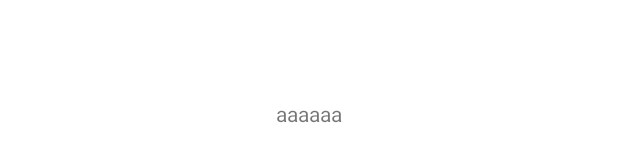
After one commit to ahmetbozkan/BGNMobi-Pokemon-Case, an Android app: the layout fragment_pokemon_list.xml on its own in the app's theme, with its tools: preview values and no code run, on a phone screen of 412 x 824 dp. The commit adds this screen. Shown: the part 504-666 px from the top of the screen. Run offline under Robolectric (Android 15) with nearby library versions, the phone set to English and light mode, and no system bars.

Commit message:
pokemon-list/created pokemon list page & set navigation structure

```diff
--- /dev/null
+++ b/app/src/main/res/layout/fragment_pokemon_list.xml
@@ -0,0 +1,20 @@
+<?xml version="1.0" encoding="utf-8"?>
+<layout xmlns:android="http://schemas.android.com/apk/res/android">
+
+    <data>
+
+    </data>
+
+    <FrameLayout
+        android:layout_width="match_parent"
+        android:layout_height="match_parent">
+
+        <TextView
+            android:layout_width="wrap_content"
+            android:layout_height="wrap_content"
+            android:layout_gravity="center"
+            android:text="aaaaaa"/>
+
+
+    </FrameLayout>
+</layout>
--- a/app/src/main/res/values-night/themes.xml
+++ b/app/src/main/res/values-night/themes.xml
@@ -1,6 +1,6 @@
 <resources xmlns:tools="http://schemas.android.com/tools">
     <!-- Base application theme. -->
-    <style name="Theme.BGNMobi" parent="Theme.MaterialComponents.DayNight.DarkActionBar">
+    <style name="Theme.BGNMobi" parent="Theme.MaterialComponents.Light.NoActionBar">
         <!-- Primary brand color. -->
         <item name="colorPrimary">@color/purple_200</item>
         <item name="colorPrimaryVariant">@color/purple_700</item>
@@ -10,7 +10,7 @@
         <item name="colorSecondaryVariant">@color/teal_200</item>
         <item name="colorOnSecondary">@color/black</item>
         <!-- Status bar color. -->
-        <item name="android:statusBarColor" tools:targetApi="l">?attr/colorPrimaryVariant</item>
+        <item name="android:statusBarColor" >?attr/colorPrimaryVariant</item>
         <!-- Customize your theme here. -->
     </style>
 </resources>
--- a/app/src/main/res/values/strings.xml
+++ b/app/src/main/res/values/strings.xml
@@ -12,4 +12,5 @@
 
     <!-- BUTTON TITLES -->
     <string name="message_get_overlay_permisson">Give me overlay permission</string>
+    <string name="close_app">Close App</string>
 </resources>
--- a/app/src/main/res/values/themes.xml
+++ b/app/src/main/res/values/themes.xml
@@ -1,6 +1,6 @@
-<resources xmlns:tools="http://schemas.android.com/tools">
+<resources>
     <!-- Base application theme. -->
-    <style name="Theme.BGNMobi" parent="Theme.MaterialComponents.DayNight.DarkActionBar">
+    <style name="Theme.BGNMobi" parent="Theme.MaterialComponents.Light.NoActionBar">
         <!-- Primary brand color. -->
         <item name="colorPrimary">@color/purple_500</item>
         <item name="colorPrimaryVariant">@color/purple_700</item>
@@ -10,7 +10,8 @@
         <item name="colorSecondaryVariant">@color/teal_700</item>
         <item name="colorOnSecondary">@color/black</item>
         <!-- Status bar color. -->
-        <item name="android:statusBarColor" tools:targetApi="l">?attr/colorPrimaryVariant</item>
+        <item name="android:statusBarColor">?attr/colorPrimaryVariant</item>
         <!-- Customize your theme here. -->
     </style>
+
 </resources>
```
Also changed, not shown: app/src/main/AndroidManifest.xml (+8 -3 lines), app/src/main/java/com/ahmetbozkan/bgnmobi/ui/landing/LandingActivity.kt (added, +59 -0 lines), app/src/main/java/com/ahmetbozkan/bgnmobi/ui/landing/LandingViewModel.kt (added, +9 -0 lines), app/src/main/java/com/ahmetbozkan/bgnmobi/ui/pokemons/PokemonListFragment.kt (added, +22 -0 lines), app/src/main/java/com/ahmetbozkan/bgnmobi/ui/pokemons/PokemonListViewModel.kt (added, +9 -0 lines), app/src/main/res/layout/activity_landing.xml (added, +48 -0 lines), app/src/main/res/menu/menu_landing_drawer.xml (added, +8 -0 lines), app/src/main/res/navigation/nav_graph.xml (added, +13 -0 lines), 1 other file.
